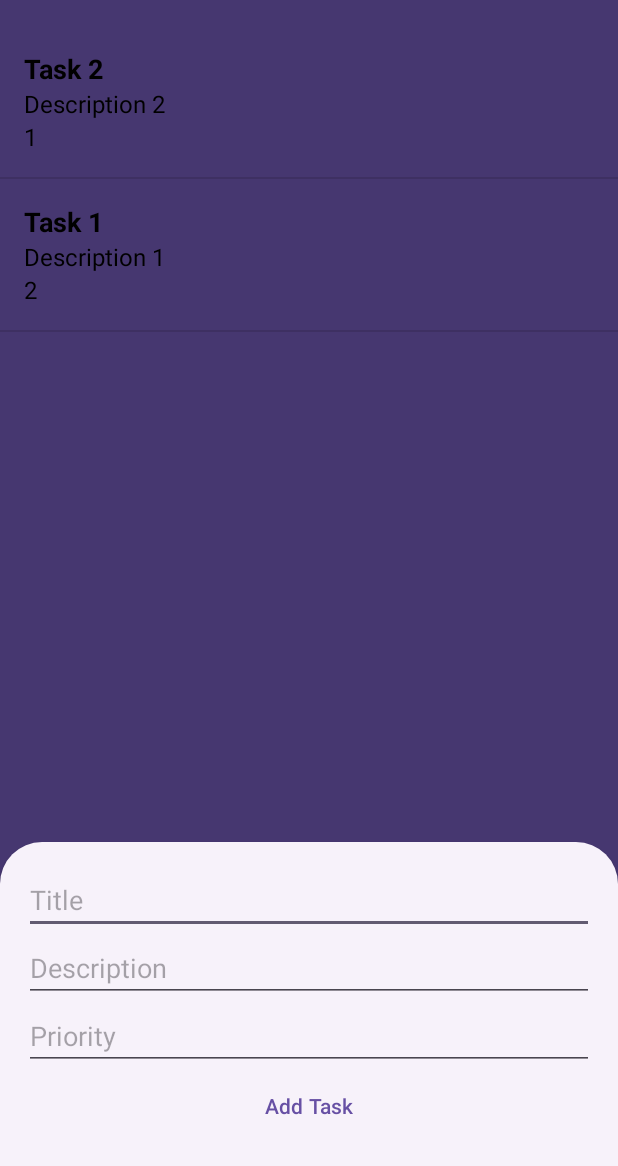
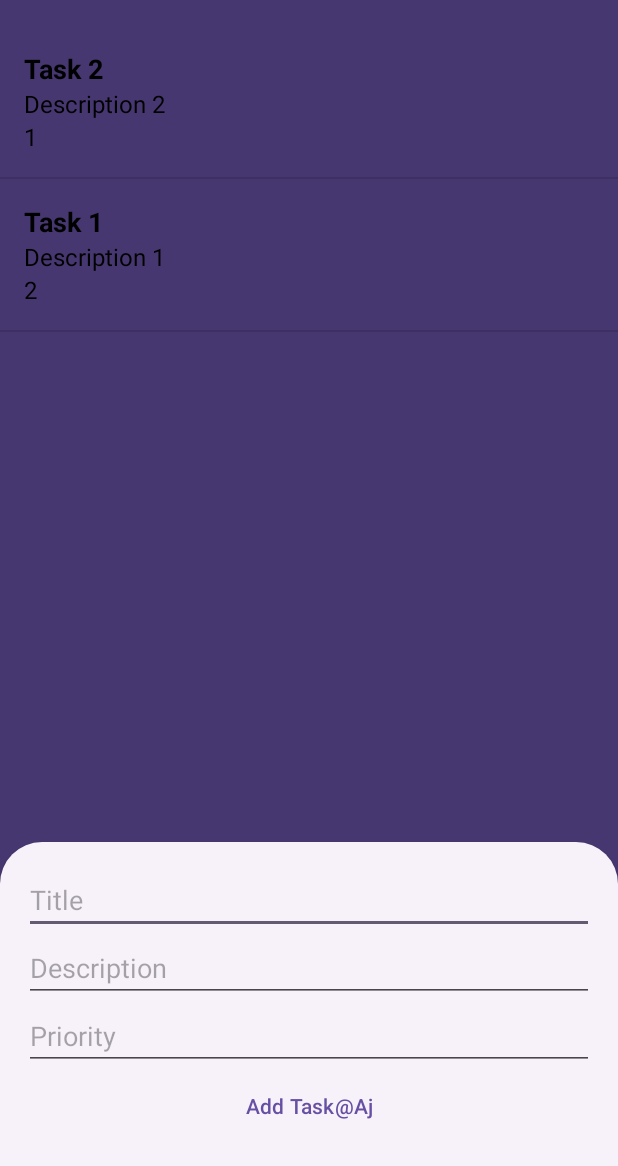
Before and after one commit to Aj3322/TaskSheduler, an Android app: the screen it shows after launch (MainActivity), after a tap on an icon or button, on a phone screen of 412 x 824 dp, the part 70-1236 px from its top. Run offline under Robolectric (Android 15) with nearby library versions, the phone set to English and light mode, and no system bars.

Commit message:
Update dialog.xml

```diff
--- a/app/src/main/res/layout/dialog.xml
+++ b/app/src/main/res/layout/dialog.xml
@@ -30,5 +30,5 @@
         android:layout_width="match_parent"
         android:layout_height="wrap_content"
         android:id="@+id/btn"
-        android:text="Add Task" />
+        android:text="Add Task@Aj" />
 </LinearLayout>
```
